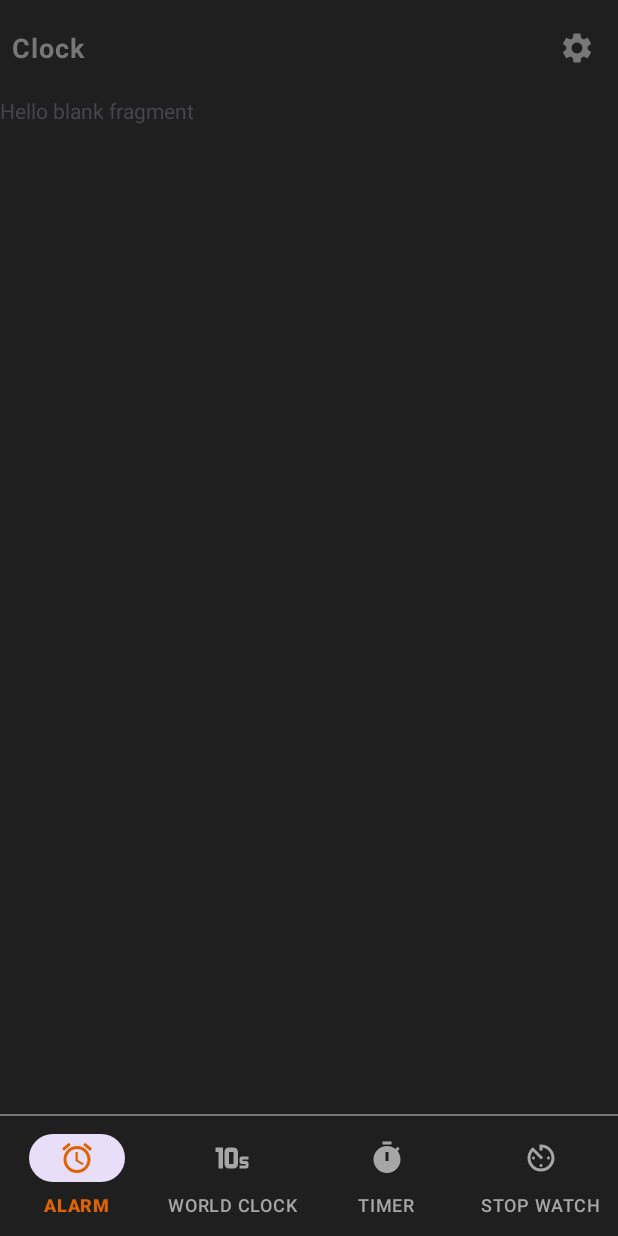
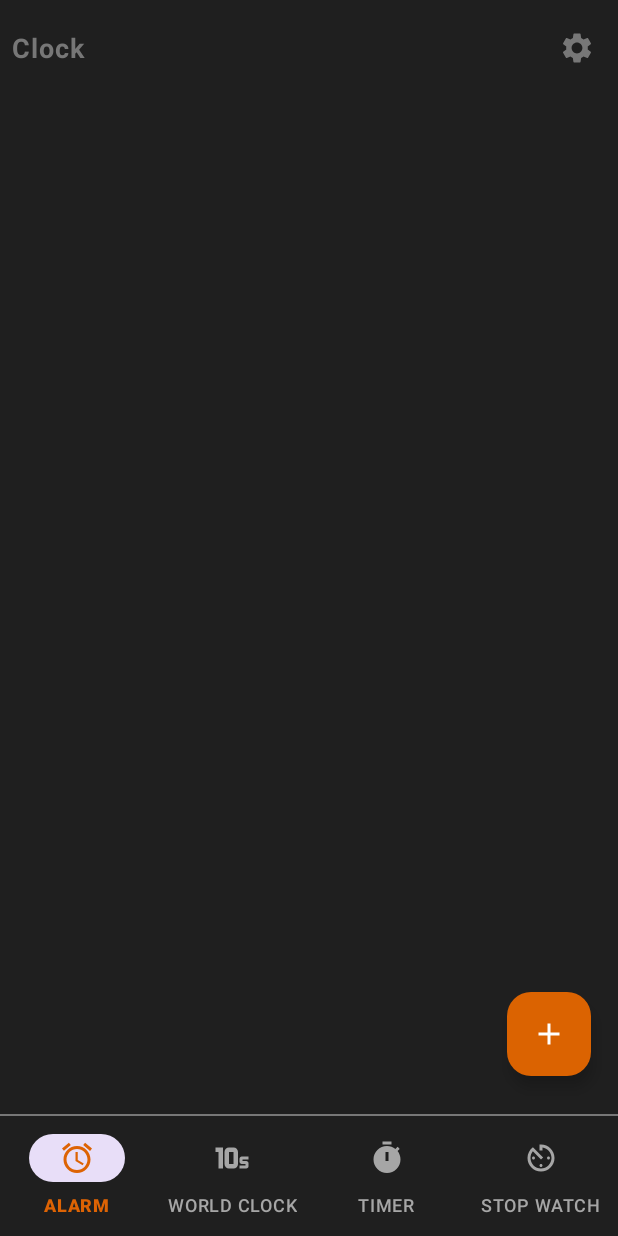
Before and after one commit to umutsaydam/AlarmApp, an Android app: the screen it shows after launch (MainActivity), on a phone screen of 412 x 824 dp. Run offline under Robolectric (Android 15) with nearby library versions, the phone set to English and light mode, and no system bars.

Commit message:
alarm fragment ui added

```diff
--- /dev/null
+++ b/app/src/main/res/drawable/ic_plus.xml
@@ -0,0 +1,5 @@
+<vector android:height="30dp" android:tint="#ffffff"
+    android:viewportHeight="24" android:viewportWidth="24"
+    android:width="30dp" xmlns:android="http://schemas.android.com/apk/res/android">
+    <path android:fillColor="@android:color/white" android:pathData="M19,13h-6v6h-2v-6H5v-2h6V5h2v6h6v2z"/>
+</vector>
--- a/app/src/main/res/layout/fragment_alarm.xml
+++ b/app/src/main/res/layout/fragment_alarm.xml
@@ -1,14 +1,27 @@
 <?xml version="1.0" encoding="utf-8"?>
-<FrameLayout xmlns:android="http://schemas.android.com/apk/res/android"
+<androidx.constraintlayout.widget.ConstraintLayout xmlns:android="http://schemas.android.com/apk/res/android"
+    xmlns:app="http://schemas.android.com/apk/res-auto"
     xmlns:tools="http://schemas.android.com/tools"
     android:layout_width="match_parent"
     android:layout_height="match_parent"
+    android:background="@color/main_bg"
     tools:context=".ui.fragments.AlarmFragment">
 
-    <!-- TODO: Update blank fragment layout -->
-    <TextView
+    <androidx.recyclerview.widget.RecyclerView
         android:layout_width="match_parent"
         android:layout_height="match_parent"
-        android:text="@string/hello_blank_fragment" />
+        tools:itemCount="4"
+        tools:listitem="@layout/alarm_list_item" />
 
-</FrameLayout>
+    <com.google.android.material.floatingactionbutton.FloatingActionButton
+        android:layout_width="wrap_content"
+        android:layout_height="wrap_content"
+        android:layout_marginEnd="18dp"
+        android:layout_marginBottom="25dp"
+        android:backgroundTint="@color/floating_bg"
+        android:contentDescription="@string/add_an_alarm"
+        android:src="@drawable/ic_plus"
+        app:tint="@color/white"
+        app:layout_constraintBottom_toBottomOf="parent"
+        app:layout_constraintEnd_toEndOf="parent" />
+</androidx.constraintlayout.widget.ConstraintLayout>
--- a/app/src/main/res/values/colors.xml
+++ b/app/src/main/res/values/colors.xml
@@ -6,4 +6,7 @@
     <color name="selected">#dd6304</color>
     <color name="main_bg">#1f1f1f</color>
     <color name="header">#777777</color>
+    <color name="alarm_enable">#c95d03</color>
+    <color name="alarm_disable">#e9e9e9</color>
+    <color name="floating_bg">#db6301</color>
 </resources>
--- a/app/src/main/res/values/strings.xml
+++ b/app/src/main/res/values/strings.xml
@@ -8,4 +8,5 @@
     <string name="settings">Settings</string>
     <!-- TODO: Remove or change this placeholder text -->
     <string name="hello_blank_fragment">Hello blank fragment</string>
+    <string name="add_an_alarm">Add an alarm</string>
 </resources>
```
Also changed, not shown: app/src/main/res/layout/alarm_list_item.xml (added, +62 -0 lines).
